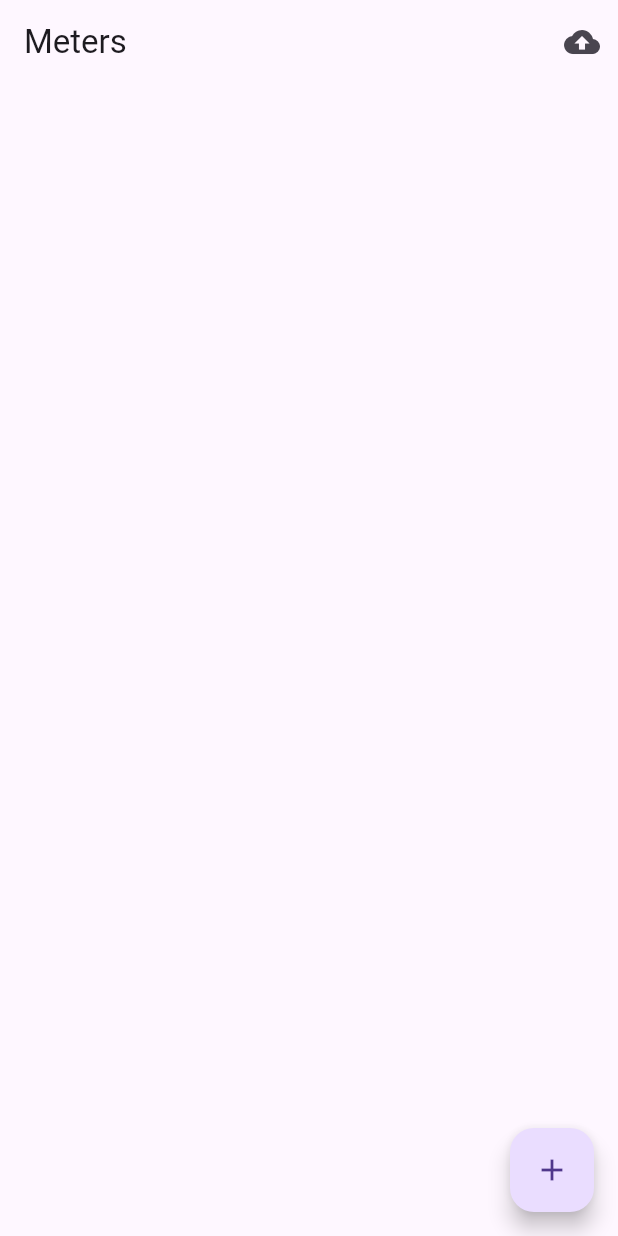
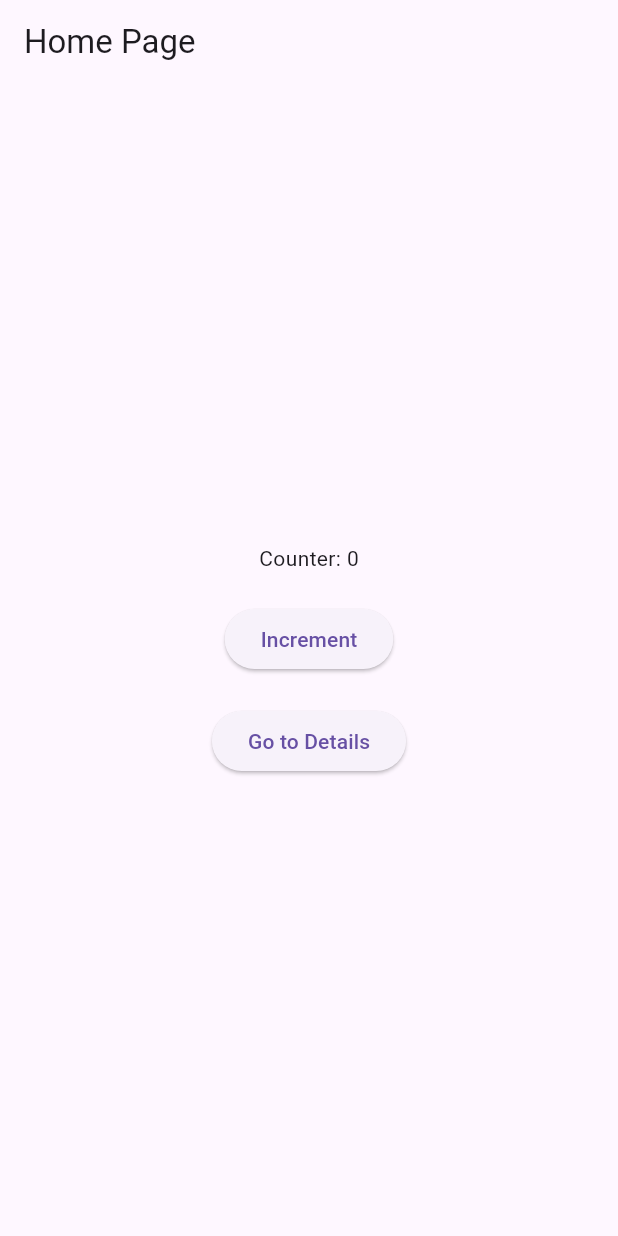
Before and after one commit to mujtabax18/metersystem, a Flutter app: the screen it shows after launch, on a phone screen of 412 x 824 dp. Run offline on Flutter 3.47's test engine with Material 3 defaults, Android fonts, the phone set to English and light mode, and no system bars; our stand-ins replace file_picker, flutter_riverpod, go_router, riverpod, share_plus, shared_preferences and 2 more; accounts and stored records are empty.

Commit message:
changing to riverpod so that I can easily manage the state
go router and riverpod

```diff
--- a/lib/main.dart
+++ b/lib/main.dart
@@ -1,7 +1,8 @@
 import 'package:flutter/material.dart';
-import 'package:metersystem/screens/homescreen/view/MeterListPage.dart';
+import 'package:flutter_riverpod/flutter_riverpod.dart';
 import 'package:metersystem/screens/meterreading/view/meterreading.dart';
 import 'package:metersystem/services/database_service.dart';
+import 'package:metersystem/utlis/app_router.dart';
 import 'package:shared_preferences/shared_preferences.dart';
 import 'dart:convert';
 
@@ -11,7 +12,9 @@ Future<void> main() async {
   WidgetsFlutterBinding.ensureInitialized();
   await DatabaseService().database; // Initialize database
 
-  runApp(const MeterReadingApp());
+  runApp( ProviderScope( // Initializes Riverpod
+    child: MeterReadingApp(),
+  ),);
 }
 
 class MeterReadingApp extends StatelessWidget {
@@ -19,10 +22,10 @@ class MeterReadingApp extends StatelessWidget {
 
   @override
   Widget build(BuildContext context) {
-    return MaterialApp(
+    return MaterialApp.router(
       title: 'Multi-Meter Reading App',
       theme: ThemeData(primarySwatch: Colors.blue),
-      home: const MeterListPage(),
+      routerConfig: appRouter,
     );
   }
 }
--- /dev/null
+++ b/lib/screens/HomeScreen/controller/home_provider.dart
@@ -0,0 +1,4 @@
+
+import 'package:riverpod/riverpod.dart';
+
+final counterProvider = StateProvider<int>((ref) => 0);
--- /dev/null
+++ b/lib/screens/HomeScreen/view/HomeScreen.dart
@@ -0,0 +1,35 @@
+import 'package:flutter/material.dart';
+import 'package:flutter_riverpod/flutter_riverpod.dart';
+
+import 'package:go_router/go_router.dart';
+import 'package:riverpod/riverpod.dart';
+import '../controller/home_provider.dart';
+
+class HomePage extends ConsumerWidget {
+  @override
+  Widget build(BuildContext context, WidgetRef ref) {
+    final counter = ref.watch(counterProvider);
+
+    return Scaffold(
+      appBar: AppBar(title: Text('Home Page')),
+      body: Center(
+        child: Column(
+          mainAxisAlignment: MainAxisAlignment.center,
+          children: [
+            Text('Counter: $counter'),
+            SizedBox(height: 20),
+            ElevatedButton(
+              onPressed: () => ref.read(counterProvider.notifier).state++,
+              child: Text('Increment'),
+            ),
+            SizedBox(height: 20),
+            ElevatedButton(
+              onPressed: () => context.push('/details'),
+              child: Text('Go to Details'),
+            ),
+          ],
+        ),
+      ),
+    );
+  }
+}
--- /dev/null
+++ b/lib/utlis/app_router.dart
@@ -0,0 +1,30 @@
+import 'package:flutter/material.dart';
+import 'package:go_router/go_router.dart';
+import 'package:metersystem/screens/MeterList/view/MeterListPage.dart';
+import 'package:metersystem/screens/backup/view/backupScreen.dart';
+import 'package:metersystem/screens/meterreading/view/meterreading.dart';
+
+import '../models/meter.dart';
+import '../screens/HomeScreen/view/HomeScreen.dart';
+
+final GoRouter appRouter = GoRouter(
+  routes: [
+    GoRoute(
+      path: '/',
+      builder: (context, state) => HomePage(),
+    ),
+    GoRoute(
+      path: '/meterList',
+      builder: (context, state) => MeterListPage(),
+    ),GoRoute(
+      path: '/meterReading', // Define a dynamic route with a parameter `id`
+      builder: (context, state) {
+       final id = state.extra as Meter; // Retrieve the parameter
+        return MeterDetailPage(meter: id);
+      },
+    ),GoRoute(
+      path: '/backup',
+      builder: (context, state) => BackupRestoreScreen(),
+    ),
+  ],
+);
--- a/pubspec.yaml
+++ b/pubspec.yaml
@@ -43,6 +43,10 @@ dependencies:
   path_provider: ^2.1.5
   share_plus: ^10.1.3
   file_picker: ^8.1.6
+  go_router: ^14.6.2
+  riverpod: ^2.6.1
+  hooks_riverpod: ^2.6.1
+  flutter_riverpod: ^2.6.1
 
 dev_dependencies:
   flutter_test:
```
Also changed, not shown: lib/screens/MeterList/controller/meter_provider.dart (added, +32 -0 lines), lib/screens/MeterList/view/MeterListPage.dart (renamed from lib/screens/homescreen/view/MeterListPage.dart, +0 -13 lines), lib/screens/MeterList/widgets/addMeterPopup.dart (renamed from lib/screens/homescreen/widgets/addMeterPopup.dart), lib/screens/MeterList/widgets/deleteMeterDialog.dart (renamed from lib/screens/homescreen/widgets/deleteMeterDialog.dart), pubspec.lock.
